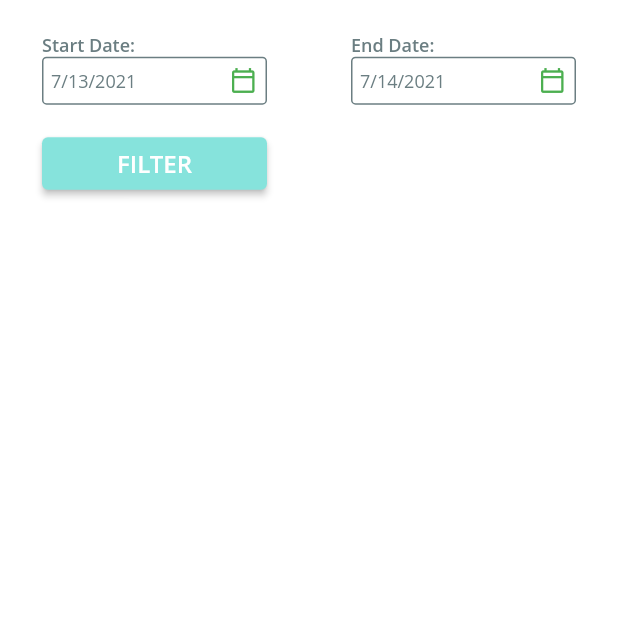
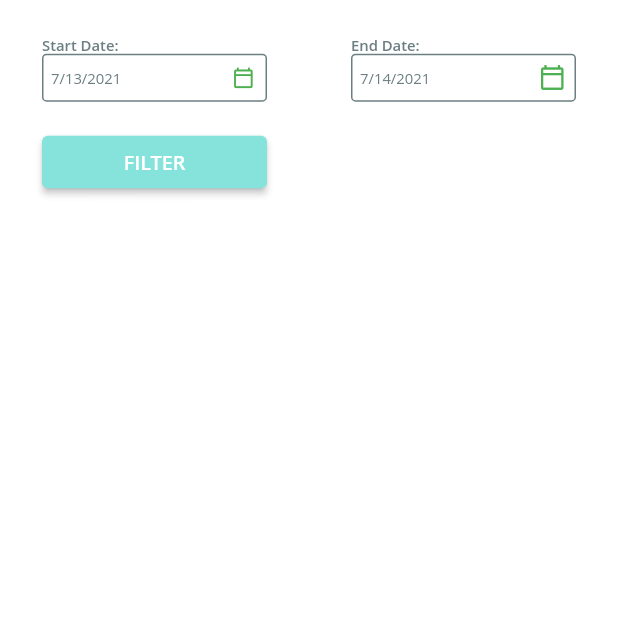
Before and after one commit to mumerzahid/circeLMS, a Flutter app: the ReportView screen opened directly, on a phone screen of 412 x 824 dp, the top half of it. Run offline on Flutter 3.47's test engine with Material 2 defaults, Android fonts, the phone set to English and light mode, and no system bars; our stand-ins replace date_format, dio, firebase_core, firebase_crashlytics, firebase_messaging, flutter_html and 14 more; accounts and stored records are empty; network calls fail.

Commit message:
Responsive fonts on all devices from windows app icon change without H

```diff
--- a/lib/ui/screens/report/report_view.dart
+++ b/lib/ui/screens/report/report_view.dart
@@ -7,6 +7,7 @@ class ReportView extends StatelessWidget {
   ReportView({Key key}) : super(key: key);
   @override
   Widget build(BuildContext context) {
+    double unitHeightValue = MediaQuery.of(context).size.width * 0.002;
     return ViewModelBuilder<ReportViewModel>.reactive(
       builder: (context, model, value) => Scaffold(
         backgroundColor: const Color.fromRGBO(255, 255, 255, 1),
@@ -34,7 +35,7 @@ class ReportView extends StatelessWidget {
                                         style: TextStyle(
                                           fontFamily: 'Open Sans',
                                           fontWeight: FontWeight.w700,
-                                          fontSize: 12,
+                                          fontSize: 12 * unitHeightValue,
                                           color: const Color.fromRGBO(
                                               107, 126, 130, 1),
                                         ),
@@ -75,7 +76,7 @@ class ReportView extends StatelessWidget {
                                                           style: TextStyle(
                                                             fontFamily:
                                                                 'Open Sans',
-                                                            fontSize: 12,
+                                                            fontSize: 12 * unitHeightValue,
                                                             color: const Color
                                                                     .fromRGBO(
                                                                 107,
@@ -97,7 +98,7 @@ class ReportView extends StatelessWidget {
                                                           style: TextStyle(
                                                             fontFamily:
                                                                 'Open Sans',
-                                                            fontSize: 12,
+                                                            fontSize: 12 * unitHeightValue,
                                                             color: const Color
                                                                     .fromRGBO(
                                                                 107,
@@ -121,7 +122,7 @@ class ReportView extends StatelessWidget {
                                                           Icons
                                                               .calendar_today_outlined,
                                                           color: Colors.green,
-                                                          size: 18,
+                                                          size: 18 *unitHeightValue,
                                                         ),
                                                       )))
                                             ],
@@ -165,7 +166,7 @@ class ReportView extends StatelessWidget {
                                         style: TextStyle(
                                           fontFamily: 'Open Sans',
                                           fontWeight: FontWeight.w700,
-                                          fontSize: 16,
+                                          fontSize: 16 * unitHeightValue,
                                           color: const Color.fromRGBO(
                                               255, 255, 255, 1),
                                         ),
@@ -185,7 +186,7 @@ class ReportView extends StatelessWidget {
                                         style: TextStyle(
                                           fontFamily: 'Open Sans',
                                           fontWeight: FontWeight.w700,
-                                          fontSize: 12,
+                                          fontSize: 12 * unitHeightValue,
                                           color: const Color.fromRGBO(
                                               107, 126, 130, 1),
                                         ),
@@ -226,7 +227,7 @@ class ReportView extends StatelessWidget {
                                                             fontFamily:
                                                                 'Open Sans',
                                                             // fontWeight: FontWeight.w700,
-                                                            fontSize: 12,
+                                                            fontSize: 12 * unitHeightValue,
                                                             color: const Color
                                                                     .fromRGBO(
                                                                 107,
@@ -248,7 +249,7 @@ class ReportView extends StatelessWidget {
                                                             fontFamily:
                                                                 'Open Sans',
                                                             // fontWeight: FontWeight.w700,
-                                                            fontSize: 12,
+                                                            fontSize: 12 * unitHeightValue,
                                                             color: const Color
                                                                     .fromRGBO(
                                                                 107,
--- a/lib/ui/screens/reset_password/reset_password_view.dart
+++ b/lib/ui/screens/reset_password/reset_password_view.dart
@@ -8,6 +8,7 @@ class ResetView extends StatelessWidget {
 
   @override
   Widget build(BuildContext context) {
+    double unitHeightValue = MediaQuery.of(context).size.width * 0.002;
     return ViewModelBuilder<ResetViewModel>.reactive(
         builder: (context, model, child) => SafeArea(
               // top: true,
@@ -23,7 +24,7 @@ class ResetView extends StatelessWidget {
                               labelText: "EMAIL",
                               labelStyle: TextStyle(
                                   fontFamily: 'Open Sans',
-                                  fontSize: 14,
+                                  fontSize: 14 * unitHeightValue,
                                   color:
                                       const Color.fromRGBO(149, 149, 149, 1)),
                               focusedBorder: UnderlineInputBorder(
@@ -45,7 +46,7 @@ class ResetView extends StatelessWidget {
                             style: TextStyle(
                               fontFamily: 'Open Sans',
                               fontWeight: FontWeight.w700,
-                              fontSize: 16,
+                              fontSize: 16 * unitHeightValue,
                               color: const Color.fromRGBO(255, 255, 255, 1),
                             ),
                           ),
--- a/lib/ui/widgets/custom_app_bar.dart
+++ b/lib/ui/widgets/custom_app_bar.dart
@@ -19,6 +19,7 @@ class CustomAppBar extends PreferredSize {
 
   @override
   Widget build(BuildContext context) {
+    double unitHeightValue = MediaQuery.of(context).size.width * 0.002;
     return SafeArea(
       top: true,
       child: Container(
@@ -88,7 +89,7 @@ class CustomAppBar extends PreferredSize {
                     child: Text(
                   sName,
                   style: TextStyle(
-                    fontSize: 19,
+                    fontSize: 19 * unitHeightValue,
                     color: const Color.fromRGBO(107, 126, 130, 1),
                   ),
                 )),
--- a/lib/ui/widgets/custom_button.dart
+++ b/lib/ui/widgets/custom_button.dart
@@ -13,6 +13,8 @@ class CustomButton extends StatelessWidget {
       : super(key: key);
   @override
   Widget build(BuildContext context) {
+    double unitHeightValue = MediaQuery.of(context).size.width * 0.002;
+    double multiplier = 9;
     return Column(
       children: [
         Stack(
@@ -75,7 +77,7 @@ class CustomButton extends StatelessWidget {
                 screenName,
                 overflow: TextOverflow.ellipsis,
                 style: TextStyle(
-                    fontSize: 9,
+                    fontSize: multiplier*unitHeightValue,
                     color: pressed
                         ? Color.fromRGBO(107, 126, 130, 1)
                         : Color.fromRGBO(146, 204, 180, 1)),
--- a/lib/ui/widgets/login_app_view.dart
+++ b/lib/ui/widgets/login_app_view.dart
@@ -11,6 +11,7 @@ class LoginAppBar extends PreferredSize {
   @override
   Size get preferredSize => Size.fromHeight(height);
   Widget build(BuildContext context) {
+    double unitHeightValue = MediaQuery.of(context).size.width * 0.0022;
     return Container(
       color: Colors.white,
       child: Column(
@@ -53,7 +54,7 @@ class LoginAppBar extends PreferredSize {
               Text("For use by hospital staff only",
                 style: TextStyle(
                   fontFamily: 'Open Sans',
-                  fontSize: 16,
+                  fontSize: 16 * unitHeightValue,
                   color: const Color.fromRGBO(
                       107, 126, 129, 1),
                 ),),
```
Also changed, not shown: lib/ui/screens/Dialog/dialog_view.dart (+5 -4 lines), lib/ui/screens/dashboard/dashboard_view.dart (+11 -10 lines), lib/ui/screens/login_screen/login_view.dart (+12 -6 lines), lib/ui/screens/notification_screen/notification_screen_view.dart (+6 -5 lines), lib/ui/screens/settings_screen/settings_screen_view.dart (+4 -3 lines), lib/ui/screens/visits_screen/visit_screen_view.dart (+15 -14 lines), assets/images/launcher-icon.png, 20 other files.
